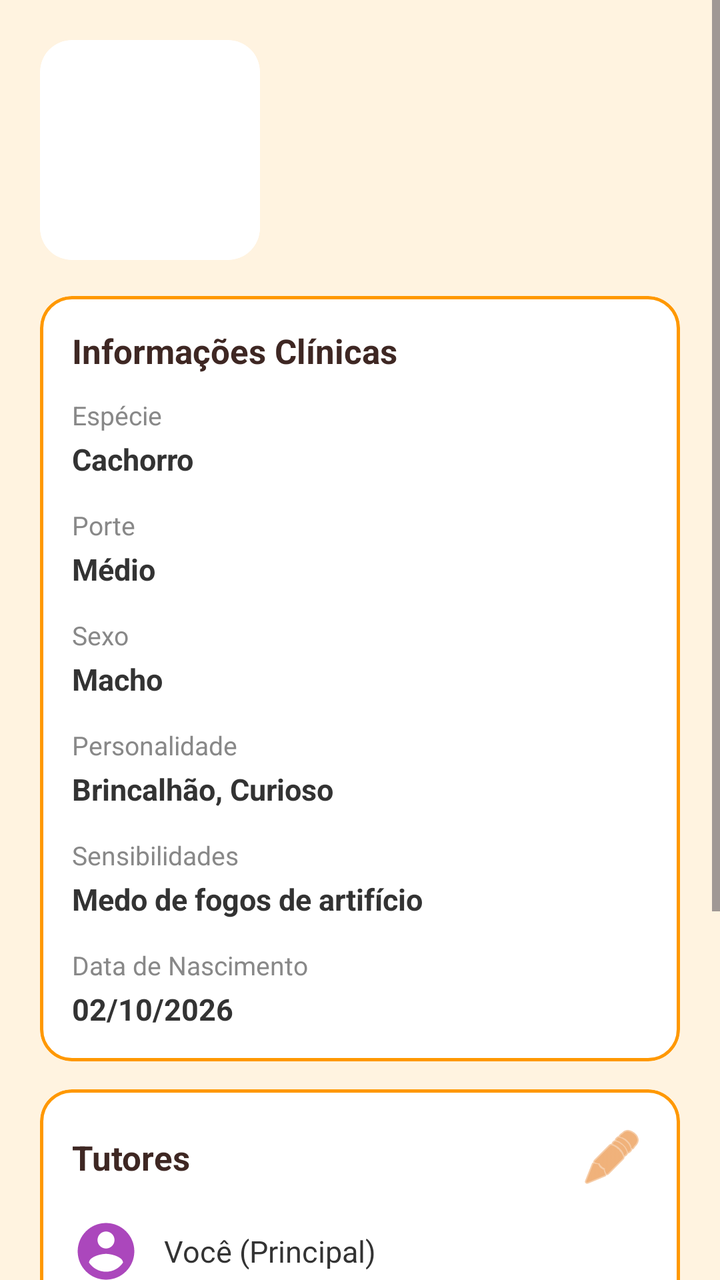
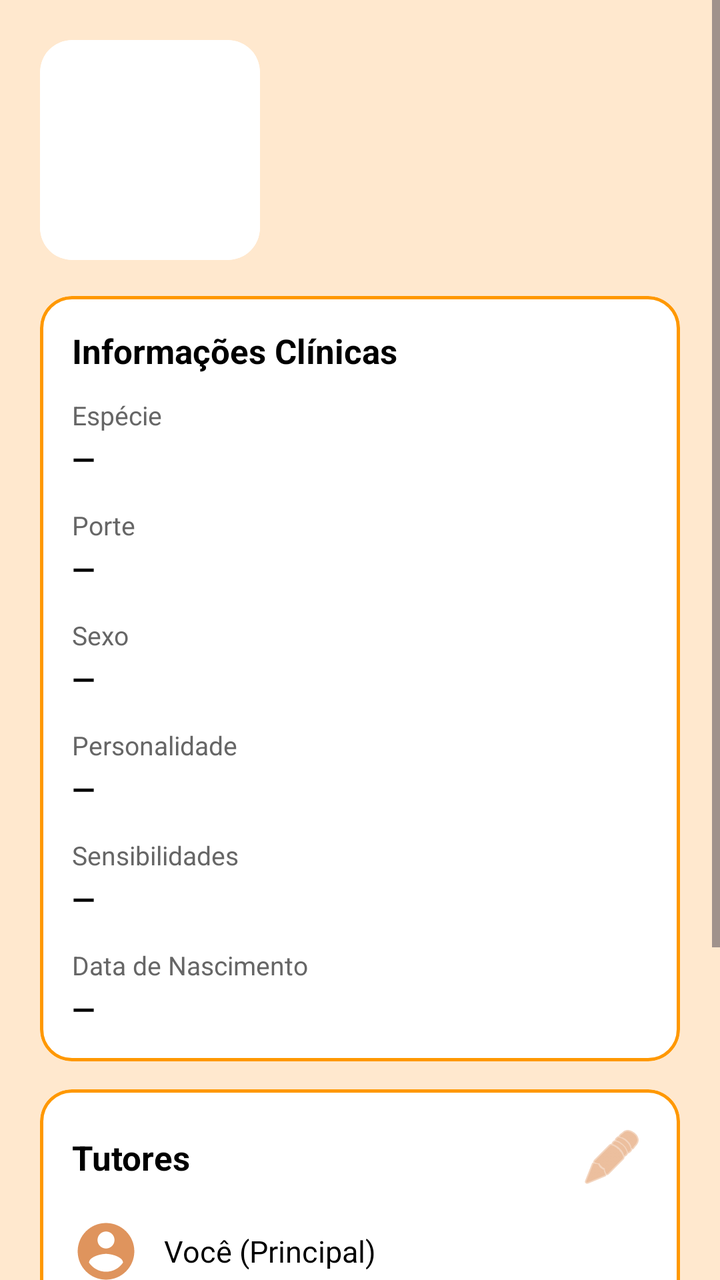

Two renders of the same Android screen: before a commit and after it. Below are the layout's source before the change and the commit's diff.
<!-- AndroidManifest.xml: application theme Theme.ProtPetverso1 -->
<!-- res/layout/fragment_perfil_pet.xml -->
<?xml version="1.0" encoding="utf-8"?>
<androidx.coordinatorlayout.widget.CoordinatorLayout
    xmlns:android="http://schemas.android.com/apk/res/android"
    xmlns:app="http://schemas.android.com/apk/res-auto"
    android:layout_width="match_parent"
    android:layout_height="match_parent"
    android:background="#FFF3E0">

    <ScrollView
        android:layout_width="match_parent"
        android:layout_height="match_parent"
        android:fillViewport="true">

        <LinearLayout
            android:layout_width="match_parent"
            android:layout_height="wrap_content"
            android:orientation="vertical"
            android:paddingHorizontal="20dp"
            android:paddingTop="20dp"
            android:paddingBottom="32dp">

            
            <LinearLayout
                android:layout_width="match_parent"
                android:layout_height="wrap_content"
                android:orientation="horizontal"
                android:layout_gravity="center_horizontal"
                android:layout_marginBottom="18dp">

                <ImageView
                    android:id="@+id/imgFotoPet"
                    android:layout_width="110dp"
                    android:layout_height="110dp"
                    android:scaleType="centerCrop"
                    android:src="@drawable/bg_foto_pet"
                    android:background="@drawable/bg_foto_pet"
                    android:clipToOutline="true"
                    android:contentDescription="Foto do pet" />

                <LinearLayout
                    android:layout_width="0dp"
                    android:layout_height="wrap_content"
                    android:layout_weight="1"
                    android:layout_gravity="center"
                    android:orientation="vertical"
                    android:layout_marginStart="16dp">

                    <TextView
                        android:id="@+id/txtNomePet"
                        android:layout_width="wrap_content"
                        android:layout_height="wrap_content"
                        android:text=""
                        android:textSize="26sp"
                        android:textStyle="bold"
                        android:textColor="#3E2723" />

                    <TextView
                        android:id="@+id/txtRacaPeso"
                        android:layout_width="wrap_content"
                        android:layout_height="wrap_content"
                        android:layout_marginTop="4dp"
                        android:text=""
                        android:textSize="15sp"
                        android:textColor="#6D4C41" />
                </LinearLayout>
            </LinearLayout>

            
            <com.google.android.material.card.MaterialCardView
                android:layout_width="match_parent"
                android:layout_height="wrap_content"
                android:layout_marginBottom="14dp"
                app:cardCornerRadius="16dp"
                app:cardElevation="0dp"
                app:cardBackgroundColor="#FFFFFF"
                app:strokeWidth="1.5dp"
                app:strokeColor="#FF9800">

                <LinearLayout
                    android:layout_width="match_parent"
                    android:layout_height="wrap_content"
                    android:orientation="vertical"
                    android:padding="16dp">

                    <TextView
                        android:layout_width="wrap_content"
                        android:layout_height="wrap_content"
                        android:layout_marginBottom="12dp"
                        android:text="Informações Clínicas"
                        android:textSize="17sp"
                        android:textStyle="bold"
                        android:textColor="#3E2723" />

                    
                    <TextView
                        android:layout_width="wrap_content"
                        android:layout_height="wrap_content"
                        android:text="Espécie"
                        android:textSize="13sp"
                        android:textColor="#888888" />

                    <TextView
                        android:id="@+id/txtEspecie"
                        android:layout_width="wrap_content"
                        android:layout_height="wrap_content"
                        android:layout_marginTop="3dp"
                        android:layout_marginBottom="14dp"
                        android:text="Cachorro"
                        android:textSize="15sp"
                        android:textColor="#333333"
                        android:textStyle="bold" />

                    
                    <TextView
                        android:layout_width="wrap_content"
                        android:layout_height="wrap_content"
                        android:text="Porte"
                        android:textSize="13sp"
                        android:textColor="#888888" />

                    <TextView
                        android:id="@+id/txtPorte"
                        android:layout_width="wrap_content"
                        android:layout_height="wrap_content"
                        android:layout_marginTop="3dp"
                        android:layout_marginBottom="14dp"
                        android:text="Médio"
                        android:textSize="15sp"
                        android:textColor="#333333"
                        android:textStyle="bold" />

                    

                    <TextView
                        android:layout_width="wrap_content"
                        android:layout_height="wrap_content"
                        android:text="Sexo"
                        android:textSize="13sp"
                        android:textColor="#888888" />

                    <TextView
                        android:id="@+id/txtSexo"
                        android:layout_width="wrap_content"
                        android:layout_height="wrap_content"
                        android:layout_marginTop="3dp"
                        android:layout_marginBottom="14dp"
                        android:text="Macho"
                        android:textSize="15sp"
                        android:textColor="#333333"
                        android:textStyle="bold" />

                    
                    <TextView
                        android:layout_width="wrap_content"
                        android:layout_height="wrap_content"
                        android:text="Personalidade"
                        android:textSize="13sp"
                        android:textColor="#888888" />

                    <TextView
                        android:id="@+id/txtPersonalidade"
                        android:layout_width="wrap_content"
                        android:layout_height="wrap_content"
                        android:layout_marginTop="3dp"
                        android:layout_marginBottom="14dp"
                        android:text="Brincalhão, Curioso"
                        android:textSize="15sp"
                        android:textColor="#333333"
                        android:textStyle="bold" />

                    
                    <TextView
                        android:layout_width="wrap_content"
                        android:layout_height="wrap_content"
                        android:text="Sensibilidades"
                        android:textSize="13sp"
                        android:textColor="#888888" />

                    <TextView
                        android:id="@+id/txtSensibilidades"
                        android:layout_width="wrap_content"
                        android:layout_height="wrap_content"
                        android:layout_marginTop="3dp"
                        android:layout_marginBottom="14dp"
                        android:text="Medo de fogos de artifício"
                        android:textSize="15sp"
                        android:textColor="#333333"
                        android:textStyle="bold" />

                    
                    <TextView
                        android:layout_width="wrap_content"
                        android:layout_height="wrap_content"
                        android:text="Data de Nascimento"
                        android:textSize="13sp"
                        android:textColor="#888888" />

                    <TextView
                        android:id="@+id/txtDataNascimento"
                        android:layout_width="wrap_content"
                        android:layout_height="wrap_content"
                        android:layout_marginTop="3dp"
                        android:text="02/10/2026"
                        android:textSize="15sp"
                        android:textColor="#333333"
                        android:textStyle="bold" />

                </LinearLayout>
            </com.google.android.material.card.MaterialCardView>

            
            <com.google.android.material.card.MaterialCardView
                android:layout_width="match_parent"
                android:layout_height="wrap_content"
                android:layout_marginBottom="14dp"
                app:cardCornerRadius="16dp"
                app:cardElevation="0dp"
                app:cardBackgroundColor="#FFFFFF"
                app:strokeWidth="1.5dp"
                app:strokeColor="#FF9800">

                <LinearLayout
                    android:layout_width="match_parent"
                    android:layout_height="wrap_content"
                    android:orientation="vertical"
                    android:padding="16dp">

                    
                    <RelativeLayout
                        android:layout_width="match_parent"
                        android:layout_height="wrap_content"
                        android:layout_marginBottom="12dp">

                        <TextView
                            android:layout_width="wrap_content"
                            android:layout_height="wrap_content"
                            android:text="Tutores"
                            android:textSize="17sp"
                            android:textStyle="bold"
                            android:textColor="#3E2723"
                            android:layout_centerVertical="true" />

                        <ImageButton
                            android:id="@+id/btnEditarTutores"
                            android:layout_width="36dp"
                            android:layout_height="36dp"
                            android:layout_alignParentEnd="true"
                            android:background="?attr/selectableItemBackgroundBorderless"
                            android:src="@android:drawable/ic_menu_edit"
                            app:tint="#E67E22"
                            android:contentDescription="Editar tutores" />
                    </RelativeLayout>

                    
                    <LinearLayout
                        android:id="@+id/containerTutores"
                        android:layout_width="match_parent"
                        android:layout_height="wrap_content"
                        android:orientation="vertical">

                        
                        <LinearLayout
                            android:layout_width="match_parent"
                            android:layout_height="wrap_content"
                            android:orientation="horizontal"
                            android:gravity="center_vertical"
                            android:layout_marginBottom="8dp">

                            <ImageView
                                android:layout_width="34dp"
                                android:layout_height="34dp"
                                android:src="@drawable/ic_tutor"
                                app:tint="#AB47BC"
                                android:contentDescription="Tutor" />

                            <TextView
                                android:layout_width="wrap_content"
                                android:layout_height="wrap_content"
                                android:layout_marginStart="12dp"
                                android:text="Você (Principal)"
                                android:textSize="15sp"
                                android:textColor="#333333" />
                        </LinearLayout>

                        
                        <LinearLayout
                            android:layout_width="match_parent"
                            android:layout_height="wrap_content"
                            android:orientation="horizontal"
                            android:gravity="center_vertical">

                            <ImageView
                                android:layout_width="34dp"
                                android:layout_height="34dp"
                                android:src="@drawable/ic_tutor"
                                app:tint="#AB47BC"
                                android:contentDescription="Tutor" />

                            <TextView
                                android:layout_width="wrap_content"
                                android:layout_height="wrap_content"
                                android:layout_marginStart="12dp"
                                android:text="Mariana (Suporte)"
                                android:textSize="15sp"
                                android:textColor="#333333" />
                        </LinearLayout>
                    </LinearLayout>

                    
                    <View
                        android:layout_width="match_parent"
                        android:layout_height="1dp"
                        android:layout_marginVertical="14dp"
                        android:background="#EEEEEE" />

                    
                    <TextView
                        android:layout_width="wrap_content"
                        android:layout_height="wrap_content"
                        android:text="Compartilhar Tutoria"
                        android:textSize="15sp"
                        android:textStyle="bold"
                        android:textColor="#3E2723" />

                    <TextView
                        android:layout_width="wrap_content"
                        android:layout_height="wrap_content"
                        android:layout_marginTop="3dp"
                        android:text="Quer dividir os cuidados com alguém?"
                        android:textSize="13sp"
                        android:textColor="#777777" />

                    <TextView
                        android:id="@+id/txtCodigoPet"
                        android:layout_width="wrap_content"
                        android:layout_height="wrap_content"
                        android:layout_marginTop="5dp"
                        android:layout_marginBottom="12dp"
                        android:text="Código do Pet: XYZ-987"
                        android:textSize="14sp"
                        android:textColor="#5D4037"
                        android:textStyle="bold" />

                    
                    <LinearLayout
                        android:layout_width="match_parent"
                        android:layout_height="wrap_content"
                        android:orientation="horizontal">

                        <com.google.android.material.button.MaterialButton
                            android:id="@+id/btnCopiarCodigo"
                            android:layout_width="0dp"
                            android:layout_height="46dp"
                            android:layout_weight="1"
                            android:layout_marginEnd="8dp"
                            android:text="Copiar Código"
                            android:textAllCaps="false"
                            android:textSize="13sp"
                            app:cornerRadius="10dp"
                            app:backgroundTint="#E67E22"
                            android:textColor="@android:color/white" />

                        <com.google.android.material.button.MaterialButton
                            android:id="@+id/btnGerarQrCode"
                            android:layout_weight="1"
                            android:layout_width="0dp"
                            android:layout_height="46dp"
                            android:text="Gerar QR Code"
                            android:textAllCaps="false"
                            android:textSize="13sp"
                            app:cornerRadius="10dp"
                            app:backgroundTint="#E67E22"
                            android:textColor="@android:color/white" />
                    </LinearLayout>

                </LinearLayout>
            </com.google.android.material.card.MaterialCardView>

        </LinearLayout>
    </ScrollView>

</androidx.coordinatorlayout.widget.CoordinatorLayout>
<!-- resources referenced by this layout -->
<resources>
  <!-- drawable bg_foto_pet (drawable) -->
  <?xml version="1.0" encoding="utf-8"?>
  <shape xmlns:android="http://schemas.android.com/apk/res/android"
      android:shape="rectangle">
      <solid android:color="#FFFFFF" />
      <corners android:radius="16dp" />
  </shape>
  <!-- drawable ic_tutor (drawable) -->
  <vector xmlns:android="http://schemas.android.com/apk/res/android" android:height="24dp" android:tint="#000000" android:viewportHeight="24" android:viewportWidth="24" android:width="24dp">
        
      <path android:fillColor="@android:color/white" android:pathData="M12,2C6.48,2 2,6.48 2,12s4.48,10 10,10 10,-4.48 10,-10S17.52,2 12,2zM12,5c1.66,0 3,1.34 3,3s-1.34,3 -3,3 -3,-1.34 -3,-3 1.34,-3 3,-3zM12,19.2c-2.5,0 -4.71,-1.28 -6,-3.22 0.03,-1.99 4,-3.08 6,-3.08 1.99,0 5.97,1.09 6,3.08 -1.29,1.94 -3.5,3.22 -6,3.22z"/>
      
  </vector>
  <style name="Theme.ProtPetverso1" parent="Base.Theme.ProtPetverso1">
      </style>
  <style name="Base.Theme.ProtPetverso1" parent="Theme.Material3.DayNight.NoActionBar">
          
          
      </style>
</resources>

<!-- the commit's change to res/layout/fragment_perfil_pet.xml (unified diff, before → after) -->
@@ -4,12 +4,13 @@
     xmlns:app="http://schemas.android.com/apk/res-auto"
     android:layout_width="match_parent"
     android:layout_height="match_parent"
-    android:background="#FFF3E0">
+    android:background="#FFE8CE">
 
     <ScrollView
         android:layout_width="match_parent"
         android:layout_height="match_parent"
-        android:fillViewport="true">
+        android:fillViewport="true"
+        android:clipToPadding="false">
 
         <LinearLayout
             android:layout_width="match_parent"
@@ -24,7 +25,6 @@
                 android:layout_width="match_parent"
                 android:layout_height="wrap_content"
                 android:orientation="horizontal"
-                android:layout_gravity="center_horizontal"
                 android:layout_marginBottom="18dp">
 
                 <ImageView
@@ -41,7 +41,7 @@
                     android:layout_width="0dp"
                     android:layout_height="wrap_content"
                     android:layout_weight="1"
-                    android:layout_gravity="center"
+                    android:layout_gravity="center_vertical"
                     android:orientation="vertical"
                     android:layout_marginStart="16dp">
 
@@ -52,7 +52,7 @@
                         android:text=""
                         android:textSize="26sp"
                         android:textStyle="bold"
-                        android:textColor="#3E2723" />
+                        android:textColor="#000000" />
 
                     <TextView
                         android:id="@+id/txtRacaPeso"
@@ -61,7 +61,7 @@
                         android:layout_marginTop="4dp"
                         android:text=""
                         android:textSize="15sp"
-                        android:textColor="#6D4C41" />
+                        android:textColor="#555555" />
                 </LinearLayout>
             </LinearLayout>
 
@@ -89,15 +89,14 @@
                         android:text="Informações Clínicas"
                         android:textSize="17sp"
                         android:textStyle="bold"
-                        android:textColor="#3E2723" />
-
-                    
+                        android:textColor="#000000" />
+
                     <TextView
                         android:layout_width="wrap_content"
                         android:layout_height="wrap_content"
                         android:text="Espécie"
                         android:textSize="13sp"
-                        android:textColor="#888888" />
+                        android:textColor="#666666" />
 
                     <TextView
                         android:id="@+id/txtEspecie"
@@ -105,18 +104,17 @@
                         android:layout_height="wrap_content"
                         android:layout_marginTop="3dp"
                         android:layout_marginBottom="14dp"
-                        android:text="Cachorro"
-                        android:textSize="15sp"
-                        android:textColor="#333333"
-                        android:textStyle="bold" />
-
-                    
+                        android:text="—"
+                        android:textSize="15sp"
+                        android:textColor="#000000"
+                        android:textStyle="bold" />
+
                     <TextView
                         android:layout_width="wrap_content"
                         android:layout_height="wrap_content"
                         android:text="Porte"
                         android:textSize="13sp"
-                        android:textColor="#888888" />
+                        android:textColor="#666666" />
 
                     <TextView
                         android:id="@+id/txtPorte"
@@ -124,19 +122,17 @@
                         android:layout_height="wrap_content"
                         android:layout_marginTop="3dp"
                         android:layout_marginBottom="14dp"
-                        android:text="Médio"
-                        android:textSize="15sp"
-                        android:textColor="#333333"
-                        android:textStyle="bold" />
-
-                    
+                        android:text="—"
+                        android:textSize="15sp"
+                        android:textColor="#000000"
+                        android:textStyle="bold" />
 
                     <TextView
                         android:layout_width="wrap_content"
                         android:layout_height="wrap_content"
                         android:text="Sexo"
                         android:textSize="13sp"
-                        android:textColor="#888888" />
+                        android:textColor="#666666" />
 
                     <TextView
                         android:id="@+id/txtSexo"
@@ -144,18 +140,17 @@
                         android:layout_height="wrap_content"
                         android:layout_marginTop="3dp"
                         android:layout_marginBottom="14dp"
-                        android:text="Macho"
-                        android:textSize="15sp"
-                        android:textColor="#333333"
-                        android:textStyle="bold" />
-
-                    
+                        android:text="—"
+                        android:textSize="15sp"
+                        android:textColor="#000000"
+                        android:textStyle="bold" />
+
                     <TextView
                         android:layout_width="wrap_content"
                         android:layout_height="wrap_content"
                         android:text="Personalidade"
                         android:textSize="13sp"
-                        android:textColor="#888888" />
+                        android:textColor="#666666" />
 
                     <TextView
                         android:id="@+id/txtPersonalidade"
@@ -163,18 +158,17 @@
                         android:layout_height="wrap_content"
                         android:layout_marginTop="3dp"
                         android:layout_marginBottom="14dp"
-                        android:text="Brincalhão, Curioso"
-                        android:textSize="15sp"
-                        android:textColor="#333333"
-                        android:textStyle="bold" />
-
-                    
+                        android:text="—"
+                        android:textSize="15sp"
+                        android:textColor="#000000"
+                        android:textStyle="bold" />
+
                     <TextView
                         android:layout_width="wrap_content"
                         android:layout_height="wrap_content"
                         android:text="Sensibilidades"
                         android:textSize="13sp"
-                        android:textColor="#888888" />
+                        android:textColor="#666666" />
 
                     <TextView
                         android:id="@+id/txtSensibilidades"
@@ -182,27 +176,26 @@
                         android:layout_height="wrap_content"
                         android:layout_marginTop="3dp"
                         android:layout_marginBottom="14dp"
-                        android:text="Medo de fogos de artifício"
-                        android:textSize="15sp"
-                        android:textColor="#333333"
-                        android:textStyle="bold" />
-
-                    
+                        android:text="—"
+                        android:textSize="15sp"
+                        android:textColor="#000000"
+                        android:textStyle="bold" />
+
                     <TextView
                         android:layout_width="wrap_content"
                         android:layout_height="wrap_content"
                         android:text="Data de Nascimento"
                         android:textSize="13sp"
-                        android:textColor="#888888" />
+                        android:textColor="#666666" />
 
                     <TextView
                         android:id="@+id/txtDataNascimento"
                         android:layout_width="wrap_content"
                         android:layout_height="wrap_content"
                         android:layout_marginTop="3dp"
-                        android:text="02/10/2026"
-                        android:textSize="15sp"
-                        android:textColor="#333333"
+                        android:text="—"
+                        android:textSize="15sp"
+                        android:textColor="#000000"
                         android:textStyle="bold" />
 
                 </LinearLayout>
@@ -225,7 +218,6 @@
                     android:orientation="vertical"
                     android:padding="16dp">
 
-                    
                     <RelativeLayout
                         android:layout_width="match_parent"
                         android:layout_height="wrap_content"
@@ -237,7 +229,7 @@
                             android:text="Tutores"
                             android:textSize="17sp"
                             android:textStyle="bold"
-                            android:textColor="#3E2723"
+                            android:textColor="#000000"
                             android:layout_centerVertical="true" />
 
                         <ImageButton
@@ -247,18 +239,16 @@
                             android:layout_alignParentEnd="true"
                             android:background="?attr/selectableItemBackgroundBorderless"
                             android:src="@android:drawable/ic_menu_edit"
-                            app:tint="#E67E22"
+                            app:tint="#DF945D"
                             android:contentDescription="Editar tutores" />
                     </RelativeLayout>
 
-                    
                     <LinearLayout
                         android:id="@+id/containerTutores"
                         android:layout_width="match_parent"
                         android:layout_height="wrap_content"
                         android:orientation="vertical">
 
-                        
                         <LinearLayout
                             android:layout_width="match_parent"
                             android:layout_height="wrap_content"
@@ -270,7 +260,7 @@
                                 android:layout_width="34dp"
                                 android:layout_height="34dp"
                                 android:src="@drawable/ic_tutor"
-                                app:tint="#AB47BC"
+                                app:tint="#DF945D"
                                 android:contentDescription="Tutor" />
 
                             <TextView
@@ -279,48 +269,24 @@
                                 android:layout_marginStart="12dp"
                                 android:text="Você (Principal)"
                                 android:textSize="15sp"
-                                android:textColor="#333333" />
-                        </LinearLayout>
-
-                        
-                        <LinearLayout
-                            android:layout_width="match_parent"
-                            android:layout_height="wrap_content"
-                            android:orientation="horizontal"
-                            android:gravity="center_vertical">
-
-                            <ImageView
-                                android:layout_width="34dp"
-                                android:layout_height="34dp"
-                                android:src="@drawable/ic_tutor"
-                                app:tint="#AB47BC"
-                                android:contentDescription="Tutor" />
-
-                            <TextView
-                                android:layout_width="wrap_content"
-                                android:layout_height="wrap_content"
-                                android:layout_marginStart="12dp"
-                                android:text="Mariana (Suporte)"
-                                android:textSize="15sp"
-                                android:textColor="#333333" />
+                                android:textColor="#000000" />
                         </LinearLayout>
                     </LinearLayout>
 
-                    
                     <View
                         android:layout_width="match_parent"
                         android:layout_height="1dp"
                         android:layout_marginVertical="14dp"
-                        android:background="#EEEEEE" />
-
-                    
+                        android:background="#FF9800"
+                        android:alpha="0.3" />
+
                     <TextView
                         android:layout_width="wrap_content"
                         android:layout_height="wrap_content"
                         android:text="Compartilhar Tutoria"
                         android:textSize="15sp"
                         android:textStyle="bold"
-                        android:textColor="#3E2723" />
+                        android:textColor="#000000" />
 
                     <TextView
                         android:layout_width="wrap_content"
@@ -328,7 +294,7 @@
                         android:layout_marginTop="3dp"
                         android:text="Quer dividir os cuidados com alguém?"
                         android:textSize="13sp"
-                        android:textColor="#777777" />
+                        android:textColor="#666666" />
 
                     <TextView
                         android:id="@+id/txtCodigoPet"
@@ -336,12 +302,11 @@
                         android:layout_height="wrap_content"
                         android:layout_marginTop="5dp"
                         android:layout_marginBottom="12dp"
-                        android:text="Código do Pet: XYZ-987"
+                        android:text="Código do Pet: —"
                         android:textSize="14sp"
-                        android:textColor="#5D4037"
-                        android:textStyle="bold" />
-
-                    
+                        android:textColor="#000000"
+                        android:textStyle="bold" />
+
                     <LinearLayout
                         android:layout_width="match_parent"
                         android:layout_height="wrap_content"
@@ -356,21 +321,21 @@
                             android:text="Copiar Código"
                             android:textAllCaps="false"
                             android:textSize="13sp"
+                            android:textColor="#000"
                             app:cornerRadius="10dp"
-                            app:backgroundTint="#E67E22"
-                            android:textColor="@android:color/white" />
+                            app:backgroundTint="#DF945D" />
 
                         <com.google.android.material.button.MaterialButton
                             android:id="@+id/btnGerarQrCode"
-                            android:layout_weight="1"
                             android:layout_width="0dp"
                             android:layout_height="46dp"
+                            android:layout_weight="1"
                             android:text="Gerar QR Code"
                             android:textAllCaps="false"
                             android:textSize="13sp"
+                            android:textColor="#000"
                             app:cornerRadius="10dp"
-                            app:backgroundTint="#E67E22"
-                            android:textColor="@android:color/white" />
+                            app:backgroundTint="#DF945D" />
                     </LinearLayout>
 
                 </LinearLayout>
